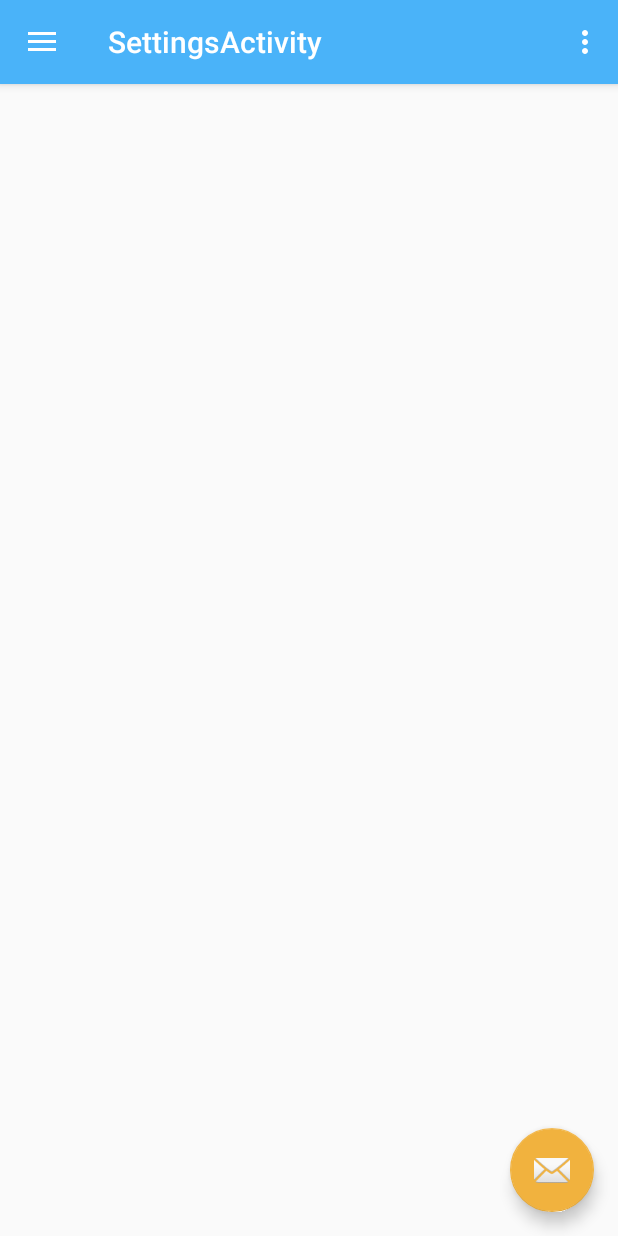
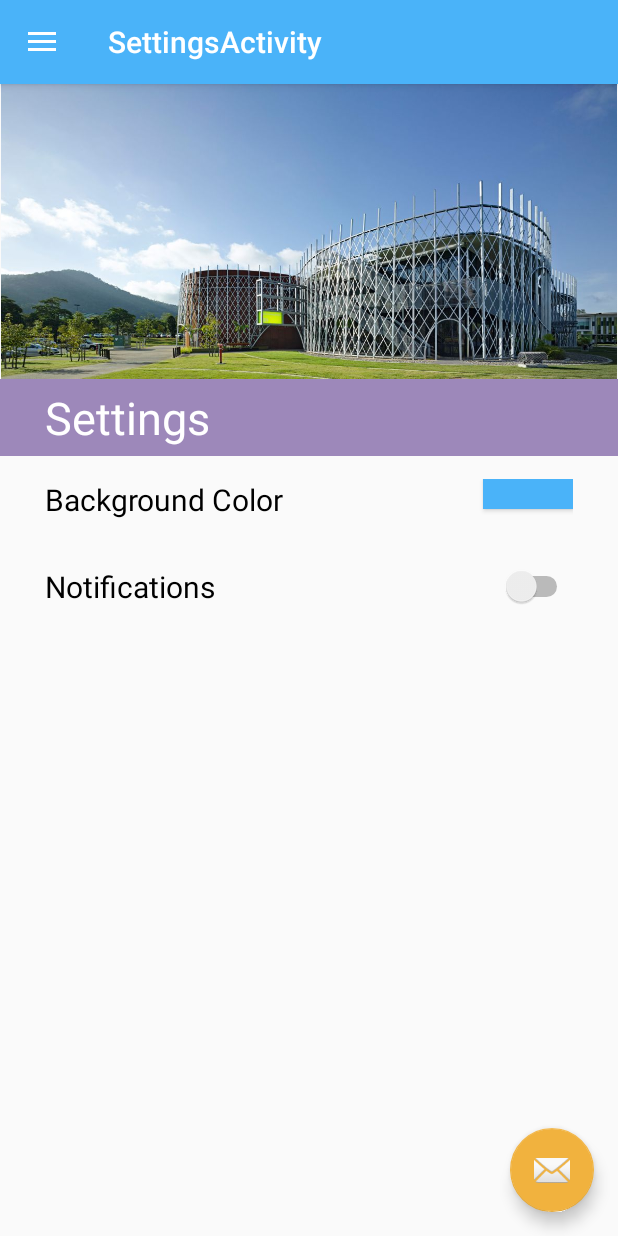
Before and after one commit to CalebMacdonaldBlack/CP3405, an Android app: the SettingsActivity screen opened directly, with no data from a screen before it, on a phone screen of 412 x 824 dp. Run offline under Robolectric (Android 15) with nearby library versions, the phone set to English and light mode, and no system bars.

Commit message:
added settings page

```diff
--- a/app/src/main/java/net/nebuladevelopers/parkme/activities/SettingsActivity.kt
+++ b/app/src/main/java/net/nebuladevelopers/parkme/activities/SettingsActivity.kt
@@ -41,22 +41,6 @@ class SettingsActivity : AppCompatActivity(), NavigationView.OnNavigationItemSel
         }
     }
 
-    override fun onCreateOptionsMenu(menu: Menu): Boolean {
-        // Inflate the menu; this adds items to the action bar if it is present.
-        menuInflater.inflate(R.menu.settings, menu)
-        return true
-    }
-
-    override fun onOptionsItemSelected(item: MenuItem): Boolean {
-        // Handle action bar item clicks here. The action bar will
-        // automatically handle clicks on the Home/Up button, so long
-        // as you specify a parent activity in AndroidManifest.xml.
-        when (item.itemId) {
-            R.id.action_settings -> return true
-            else -> return super.onOptionsItemSelected(item)
-        }
-    }
-
     override fun onNavigationItemSelected(item: MenuItem): Boolean {
         // Handle navigation view item clicks here.
         when (item.itemId) {
--- a/app/src/main/res/layout/content_settings.xml
+++ b/app/src/main/res/layout/content_settings.xml
@@ -1,11 +1,89 @@
 <?xml version="1.0" encoding="utf-8"?>
-<android.support.constraint.ConstraintLayout xmlns:android="http://schemas.android.com/apk/res/android"
+<LinearLayout xmlns:android="http://schemas.android.com/apk/res/android"
     xmlns:app="http://schemas.android.com/apk/res-auto"
     xmlns:tools="http://schemas.android.com/tools"
     android:layout_width="match_parent"
+    android:orientation="vertical"
     android:layout_height="match_parent"
     app:layout_behavior="@string/appbar_scrolling_view_behavior"
     tools:context="net.nebuladevelopers.parkme.activities.SettingsActivity"
     tools:showIn="@layout/app_bar_settings">
 
-</android.support.constraint.ConstraintLayout>
+    <ImageView
+        android:layout_width="match_parent"
+        android:layout_height="wrap_content"
+        android:adjustViewBounds="true"
+        android:src="@mipmap/building"/>
+
+    <TextView
+        android:layout_width="match_parent"
+        android:paddingTop="5dp"
+        android:paddingBottom="5dp"
+        android:paddingLeft="30dp"
+        android:paddingRight="30dp"
+        android:textSize="30dp"
+        android:textColor="@android:color/white"
+        android:background="@color/purple"
+        android:layout_height="wrap_content"
+        android:text="Settings"/>
+
+    <LinearLayout
+        android:layout_width="match_parent"
+        android:orientation="vertical"
+        android:paddingTop="15dp"
+        android:paddingBottom="15dp"
+        android:paddingLeft="30dp"
+        android:paddingRight="30dp"
+        android:layout_height="wrap_content">
+
+        <RelativeLayout
+            android:layout_width="match_parent"
+            android:layout_height="wrap_content">
+
+            <TextView
+                android:layout_width="wrap_content"
+                android:textSize="20dp"
+                android:layout_centerVertical="true"
+                android:textColor="@android:color/black"
+                android:text="Background Color"
+                android:layout_height="wrap_content" />
+
+            <Button
+                android:layout_width="wrap_content"
+                android:minHeight="20dp"
+                android:minWidth="60dp"
+                android:layout_alignParentRight="true"
+                android:background="@color/colorPrimary"
+                android:layout_height="wrap_content" />
+        </RelativeLayout>
+    </LinearLayout>
+
+    <LinearLayout
+        android:layout_width="match_parent"
+        android:orientation="vertical"
+        android:paddingTop="15dp"
+        android:paddingBottom="15dp"
+        android:paddingLeft="30dp"
+        android:paddingRight="30dp"
+        android:layout_height="wrap_content">
+
+        <RelativeLayout
+            android:layout_width="match_parent"
+            android:layout_height="wrap_content">
+
+            <TextView
+                android:layout_width="wrap_content"
+                android:textSize="20dp"
+                android:layout_centerVertical="true"
+                android:textColor="@android:color/black"
+                android:text="Notifications"
+                android:layout_height="wrap_content" />
+
+            <Switch
+                android:layout_width="wrap_content"
+                android:layout_alignParentRight="true"
+                android:layout_height="wrap_content" />
+        </RelativeLayout>
+    </LinearLayout>
+
+</LinearLayout>
--- a/app/src/main/res/values/colors.xml
+++ b/app/src/main/res/values/colors.xml
@@ -4,4 +4,5 @@
     <color name="colorPrimaryDark">#1E5BB5</color>
     <color name="colorAccent">#F1B23E</color>
     <color name="transparentWhite">#BBFFFFFF</color>
+    <color name="purple">#9D88BA</color>
 </resources>
```
Also changed, not shown: app/src/main/res/layout/nav_header_main.xml (deleted, +0 -35 lines), app/src/main/res/layout/nav_header_settings.xml (deleted, +0 -35 lines).
